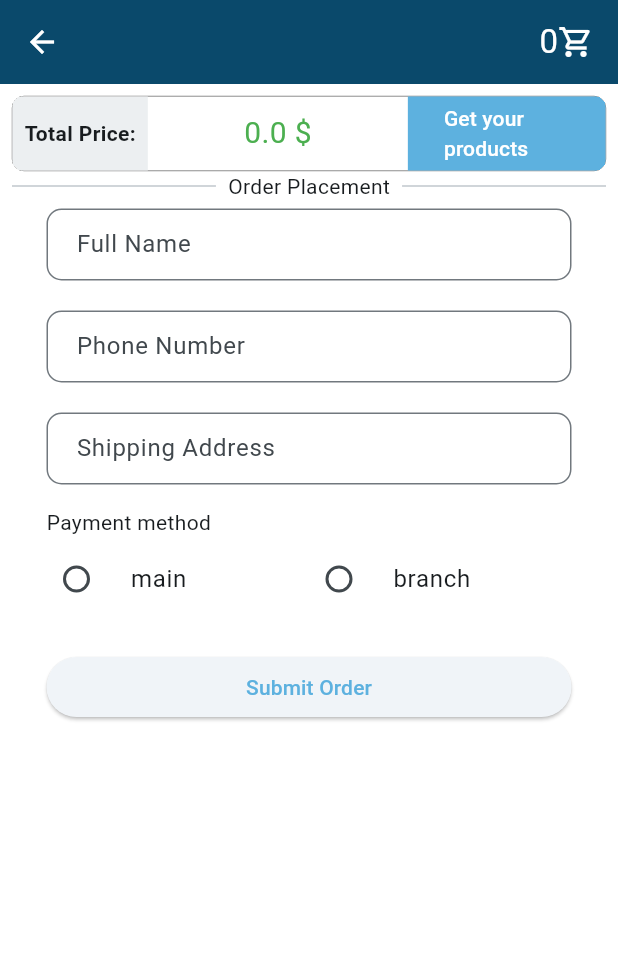
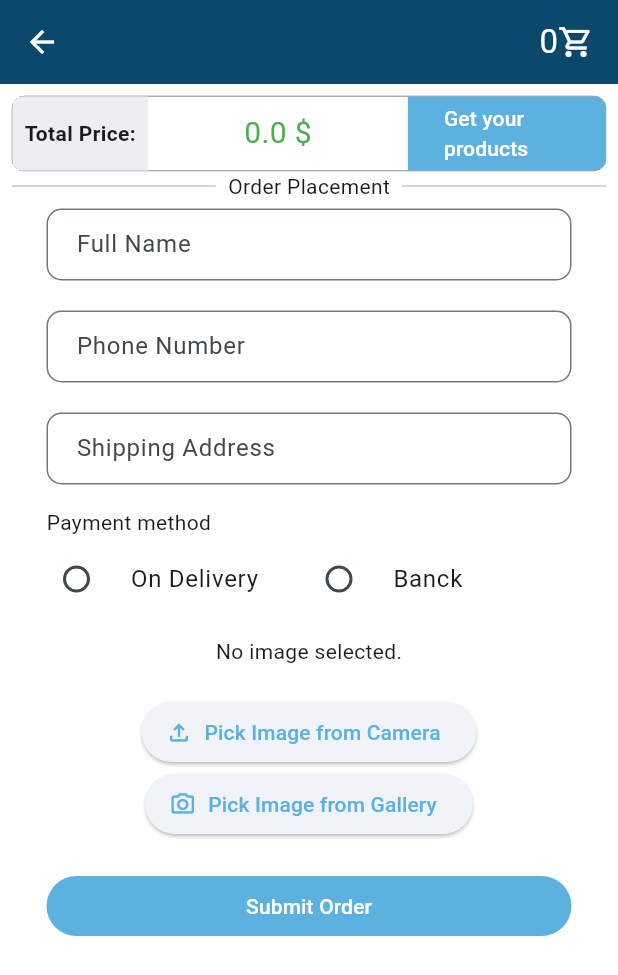
Before and after one commit to montheralmalek/shopping, a Flutter app: the HomeScreen screen opened by its route, after a tap on the "shopping cart" icon, on a phone screen of 412 x 824 dp. Shown: the top 975 px of the screen. Run offline on Flutter 3.47's test engine with Material 3 defaults, Android fonts, the phone set to English and light mode, and no system bars; our stand-ins replace connectivity_plus, dio, gap, get, hive, hive_flutter and 3 more; accounts and stored records are empty; network calls fail; Roboto replaces fonts that are missing (Cairo).

Commit message:
check connectivity on submit order upload image from camera and galary build apk

```diff
--- a/lib/controllers/product_conntroller.dart
+++ b/lib/controllers/product_conntroller.dart
@@ -1,3 +1,4 @@
+import 'package:connectivity_plus/connectivity_plus.dart';
 import 'package:get/get.dart';
 import 'package:hive/hive.dart';
 import 'package:shopping/core/constants/constant.dart';
@@ -39,10 +40,11 @@ class ProductControllerImp extends ProductController {
   @override
   Future<void> setProductList() async {
     try {
-      productsList = await getAllPruducts();
-      if (productsList.isEmpty) {
+      var connectivityResult = await (Connectivity().checkConnectivity());
+      if (connectivityResult == ConnectivityResult.none) {
         productsList = _productBox.values.toList();
       } else {
+        productsList = await getAllPruducts();
         await _productBox.clear();
         await _productBox.addAll(productsList);
       }
--- a/lib/view/screens/cart_screen.dart
+++ b/lib/view/screens/cart_screen.dart
@@ -1,7 +1,7 @@
 import 'package:flutter/material.dart';
 import 'package:get/get.dart';
 import 'package:shopping/controllers/cart_controller.dart';
-import 'package:shopping/view/widgets/checkout_form_widgiet.dart';
+import 'package:shopping/view/widgets/checkout_form_widget.dart';
 import 'package:shopping/view/widgets/horzontal_divider_titled.dart';
 
 import '../widgets/carts_builder_widget.dart';
@@ -24,11 +24,12 @@ class CartScreen extends StatelessWidget {
             ],
           ),
         ),
-        body: Padding(
-          padding: const EdgeInsets.all(8.0),
+        body: const Padding(
+          padding: EdgeInsets.all(8.0),
           child: Column(children: [
-            const TotalPriceWidget(),
-            SingleChildScrollView(
+            TotalPriceWidget(),
+            Expanded(
+              child: SingleChildScrollView(
                 child: Column(
                     mainAxisAlignment: MainAxisAlignment.center,
                     children: [
@@ -36,6 +37,7 @@ class CartScreen extends StatelessWidget {
                       CheckoutForm(),
                     ]),
               ),
+            ),
           ]),
         ),
       );
--- /dev/null
+++ b/lib/view/widgets/checkout_form_widget.dart
@@ -0,0 +1,101 @@
+import 'package:flutter/material.dart';
+import 'package:gap/gap.dart';
+import 'package:get/get.dart%20';
+import 'package:shopping/controllers/cart_controller.dart';
+import 'package:shopping/view/widgets/custom_textfield.dart';
+import 'package:shopping/view/widgets/upload_image_widget.dart';
+
+class CheckoutForm extends GetView<CartControllerImp> {
+  const CheckoutForm({super.key});
+
+  @override
+  Widget build(BuildContext context) {
+    return GetBuilder<CartControllerImp>(builder: (controller) {
+      return SizedBox(
+        width: 350,
+        child: Form(
+          key: controller.formKey,
+          child: Column(
+            crossAxisAlignment: CrossAxisAlignment.start,
+            children: [
+              CustomTextFormField(
+                radius: 10,
+                labeltext: 'Full Name',
+                validator: (value) {
+                  if (value == null || value.isEmpty) {
+                    return 'Please enter your full name';
+                  }
+                  return null;
+                },
+              ),
+              const Gap(10),
+              CustomTextFormField(
+                radius: 10,
+                labeltext: 'Phone Number',
+                validator: (value) {
+                  if (value == null || value.isEmpty) {
+                    return 'Please enter your Phone Number';
+                  }
+                  return null;
+                },
+                inputType: TextInputType.phone,
+              ),
+              const Gap(10),
+              CustomTextFormField(
+                radius: 10,
+                labeltext: 'Shipping Address',
+                validator: (value) {
+                  if (value == null || value.isEmpty) {
+                    return 'Please enter Shipping Address';
+                  }
+                  return null;
+                },
+              ),
+              const Gap(10),
+              const Text('Payment method'),
+              Row(
+                children: [
+                  Expanded(
+                    child: RadioListTile(
+                      contentPadding: EdgeInsets.zero,
+                      title: const Text('On Delivery'),
+                      value: 'On Delivery',
+                      groupValue: '',
+                      onChanged: (v) {},
+                    ),
+                  ),
+                  Expanded(
+                    child: RadioListTile(
+                      contentPadding: EdgeInsets.zero,
+                      title: const Text('Banck'),
+                      value: 'Banck',
+                      groupValue: '',
+                      onChanged: (v) {},
+                    ),
+                  ),
+                ],
+              ),
+              const Gap(10),
+              const Row(
+                children: [
+                  Expanded(child: UploadImageWidget()),
+                ],
+              ),
+              const Gap(20),
+              Row(
+                children: [
+                  Expanded(
+                    child: FilledButton(
+                      onPressed: controller.submitOrder,
+                      child: const Text('Submit Order'),
+                    ),
+                  ),
+                ],
+              ),
+            ],
+          ),
+        ),
+      );
+    });
+  }
+}
--- a/lib/view/widgets/checkout_form_widgiet.dart
+++ /dev/null
@@ -1,94 +0,0 @@
-import 'package:flutter/material.dart';
-import 'package:gap/gap.dart';
-import 'package:shopping/view/widgets/custom_textfield.dart';
-
-class CheckoutForm extends StatelessWidget {
-  const CheckoutForm({super.key});
-
-  @override
-  Widget build(BuildContext context) {
-    return SizedBox(
-      width: 350,
-      child: Form(
-        // key: _formKey,
-        child: Column(
-          crossAxisAlignment: CrossAxisAlignment.start,
-          children: [
-            CustomTextFormField(
-              radius: 10,
-              labeltext: 'Full Name',
-              validator: (value) {
-                if (value == null || value.isEmpty) {
-                  return 'Please enter your full name';
-                }
-                return null;
-              },
-            ),
-            const Gap(10),
-            CustomTextFormField(
-              radius: 10,
-              labeltext: 'Phone Number',
-              validator: (value) {
-                if (value == null || value.isEmpty) {
-                  return 'Please enter your Phone Number';
-                }
-                return null;
-              },
-              inputType: TextInputType.phone,
-            ),
-            const Gap(10),
-            CustomTextFormField(
-              radius: 10,
-              labeltext: 'Shipping Address',
-              validator: (value) {
-                if (value == null || value.isEmpty) {
-                  return 'Please enter Shipping Address';
-                }
-                return null;
-              },
-            ),
-            const Gap(10),
-            const Text('Payment method'),
-            Row(
-              children: [
-                Expanded(
-                  child: RadioListTile(
-                    contentPadding: EdgeInsets.zero,
-                    title: const Text('main'),
-                    value: 'Cash',
-                    groupValue: '', //controller.subjectHierarchy,
-                    onChanged: (v) {}, //controller.onChangeHierarchy
-                  ),
-                ),
-                Expanded(
-                  child: RadioListTile(
-                    contentPadding: EdgeInsets.zero,
-                    title: const Text('branch'),
-                    value: 'Banck',
-                    groupValue: '', //controller.subjectHierarchy,
-                    onChanged: (v) {}, // controller.onChangeHierarchy
-                  ),
-                ),
-              ],
-            ),
-            const Gap(20),
-            Row(
-              children: [
-                Expanded(
-                  child: ElevatedButton(
-                    onPressed: () {
-                      // if (_formKey.currentState!.validate()) {
-                      //   // Process order
-                      // }
-                    },
-                    child: const Text('Submit Order'),
-                  ),
-                ),
-              ],
-            ),
-          ],
-        ),
-      ),
-    );
-  }
-}
--- /dev/null
+++ b/lib/view/widgets/upload_image_widget.dart
@@ -0,0 +1,38 @@
+import 'package:flutter/material.dart';
+import 'package:gap/gap.dart';
+import 'package:get/get.dart%20';
+import 'package:image_picker/image_picker.dart';
+import 'package:shopping/controllers/cart_controller.dart';
+import 'package:shopping/view/widgets/custom_textfield.dart';
+
+class UploadImageWidget extends GetView<CartControllerImp> {
+  const UploadImageWidget({super.key});
+
+  @override
+  Widget build(BuildContext context) {
+    return GetBuilder<CartControllerImp>(builder: (controller) {
+      return Column(
+        // mainAxisAlignment: MainAxisAlignment.center,
+        children: <Widget>[
+          controller.image == null
+              ? const Text('No image selected.')
+              : SizedBox(
+                  height: 300,
+                  width: 350,
+                  child: Image.file(controller.image!)),
+          const Gap(20),
+          ElevatedButton.icon(
+            onPressed: () => controller.pickImage(ImageSource.camera),
+            label: const Text('Pick Image from Camera'),
+            icon: const Icon(Icons.file_upload_outlined),
+          ),
+          ElevatedButton.icon(
+            onPressed: () => controller.pickImage(ImageSource.gallery),
+            label: const Text('Pick Image from Gallery'),
+            icon: const Icon(Icons.camera_alt_outlined),
+          ),
+        ],
+      );
+    });
+  }
+}
--- a/pubspec.yaml
+++ b/pubspec.yaml
@@ -45,6 +45,9 @@ dependencies:
   hive_flutter: ^1.1.0
   pdf: ^3.11.0
   shared_preferences: ^2.2.2
+  image_picker: ^1.0.8
+  path_provider: ^2.0.11
+  connectivity_plus: ^2.3.8
 
 
 dev_dependencies:
```
Also changed, not shown: lib/controllers/cart_controller.dart (+31 -0 lines), pubspec.lock, 8 other files. Lines whose indentation alone changed are shown as unchanged.
